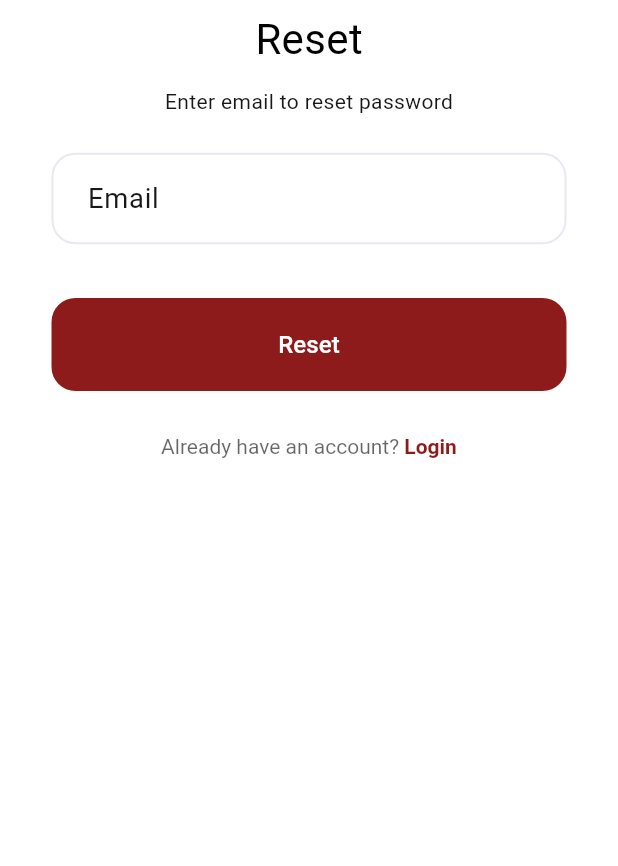
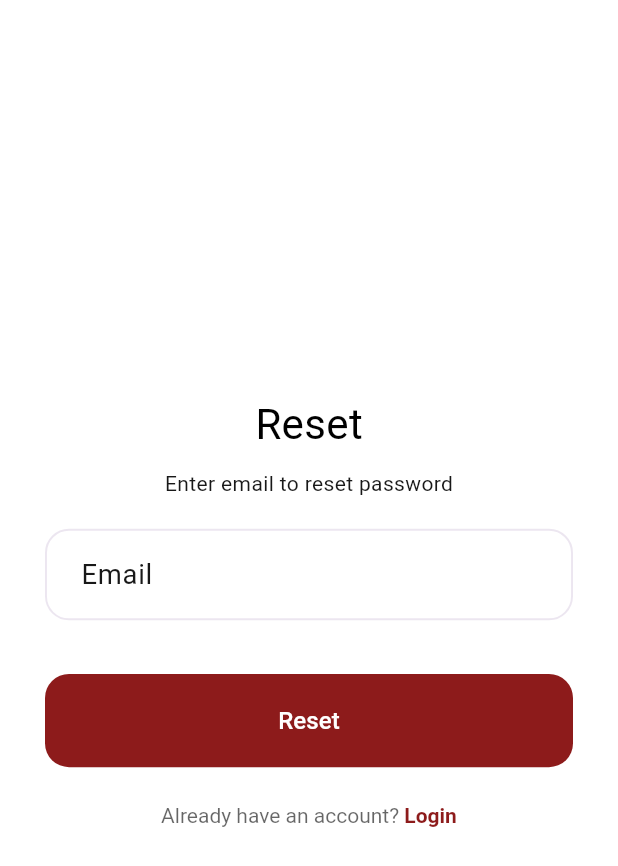
Before and after one commit to legitTomFoolery/hermessurvey, a Flutter app: the screen it shows after launch, after a tap on "forgot password?", on a phone screen of 412 x 824 dp. Shown: the top 866 px of the screen. Run offline on Flutter 3.47's test engine with Material 3 defaults, Android fonts, the phone set to English and light mode, and no system bars; our stand-ins replace adaptive_theme, awesome_dialog, cloud_firestore, connectivity_plus, firebase_auth, firebase_core and 11 more; missing offline and left inert: dart_jsonwebtoken, excel, file_saver; accounts and stored records are empty; generated files the repository leaves out were written again.

Commit message:
better wide login page

```diff
--- a/lib/app/config/app_constants.dart
+++ b/lib/app/config/app_constants.dart
@@ -33,7 +33,7 @@ class AppConstants {
   static const double designHeight = 690.0;
 
   // Layout Constraints
-  static const double maxContentWidth = 1000.0;
+  static const double maxContentWidth = 480.0;
 
   // Asset Paths
   static const String googleLogoSvg = 'assets/svgs/google_logo.svg';
--- a/lib/features/admin/presentation/widgets/layout/admin_layout.dart
+++ b/lib/features/admin/presentation/widgets/layout/admin_layout.dart
@@ -5,7 +5,7 @@ import 'package:flutter_bloc/flutter_bloc.dart';
 import 'package:gsecsurvey/shared/presentation/widgets/common_widgets.dart';
 import 'package:gsecsurvey/features/auth/logic/auth_cubit.dart';
 import 'package:gsecsurvey/app/config/routes.dart';
-import 'package:gsecsurvey/app/config/app_constants.dart';
+import 'package:gsecsurvey/shared/presentation/widgets/responsive_wrapper.dart';
 
 /// A common layout for admin screens with consistent styling and behavior
 class AdminLayout extends StatelessWidget {
@@ -47,12 +47,8 @@ class AdminLayout extends StatelessWidget {
             ),
           ],
         ),
-        body: Center(
-          child: ConstrainedBox(
-            constraints:
-                const BoxConstraints(maxWidth: AppConstants.maxContentWidth),
-            child: body,
-          ),
+        body: ResponsiveWrapper(
+          child: body,
         ),
         floatingActionButton: floatingActionButton,
         bottomNavigationBar: bottomNavigationBar,
--- a/lib/features/auth/presentation/screens/forgot_password_screen.dart
+++ b/lib/features/auth/presentation/screens/forgot_password_screen.dart
@@ -1,7 +1,6 @@
 import 'package:awesome_dialog/awesome_dialog.dart';
 import 'package:flutter/material.dart';
 import 'package:flutter_bloc/flutter_bloc.dart';
-import 'package:flutter_screenutil/flutter_screenutil.dart';
 import 'package:gap/gap.dart';
 import 'package:adaptive_theme/adaptive_theme.dart';
 
@@ -9,6 +8,7 @@ import 'package:gsecsurvey/features/auth/presentation/widgets/already_have_accou
 import 'package:gsecsurvey/features/auth/presentation/widgets/password_reset.dart';
 import 'package:gsecsurvey/features/auth/logic/auth_cubit.dart';
 import 'package:gsecsurvey/app/config/routes.dart';
+import 'package:gsecsurvey/shared/presentation/widgets/responsive_wrapper.dart';
 
 class ForgetScreen extends StatefulWidget {
   const ForgetScreen({super.key});
@@ -24,10 +24,11 @@ class _ForgetScreenState extends State<ForgetScreen> {
 
     return Scaffold(
       backgroundColor: theme.colorScheme.secondary,
-      body: SafeArea(
+      body: ResponsiveWrapper(
+        child: SafeArea(
           child: Padding(
-          padding:
-              EdgeInsets.only(left: 30.w, right: 30.w, bottom: 15.h, top: 5.h),
+            padding: const EdgeInsets.only(
+                left: 30.0, right: 30.0, bottom: 15.0, top: 5.0),
             child: SingleChildScrollView(
               child: Column(
                 crossAxisAlignment: CrossAxisAlignment.center,
@@ -39,7 +40,7 @@ class _ForgetScreenState extends State<ForgetScreen> {
                       color: theme.colorScheme.onSecondary,
                     ),
                   ),
-                Gap(10.h),
+                  const Gap(10.0),
                   Text(
                     "Enter email to reset password",
                     style: TextStyle(
@@ -47,7 +48,7 @@ class _ForgetScreenState extends State<ForgetScreen> {
                       color: theme.colorScheme.shadow,
                     ),
                   ),
-                Gap(20.h),
+                  const Gap(20.0),
                   BlocConsumer<AuthCubit, AuthState>(
                     listenWhen: (previous, current) => previous != current,
                     listener: (context, state) async {
@@ -89,13 +90,14 @@ class _ForgetScreenState extends State<ForgetScreen> {
                       return Column(
                         children: [
                           const PasswordReset(),
-                        Gap(24.h),
+                          const Gap(24.0),
                           const AlreadyHaveAccountText(),
                         ],
                       );
                     },
                   ),
                 ],
+              ),
             ),
           ),
         ),
--- a/lib/features/auth/presentation/screens/login_screen.dart
+++ b/lib/features/auth/presentation/screens/login_screen.dart
@@ -5,6 +5,7 @@ import 'package:flutter_offline/flutter_offline.dart';
 import 'package:gsecsurvey/shared/presentation/widgets/common_widgets.dart';
 import 'package:gsecsurvey/shared/presentation/widgets/no_internet.dart';
 import 'package:gsecsurvey/features/auth/presentation/widgets/login_page_content.dart';
+import 'package:gsecsurvey/shared/presentation/widgets/responsive_wrapper.dart';
 
 /// Login screen with offline connectivity handling
 class LoginScreen extends StatelessWidget {
@@ -17,20 +18,24 @@ class LoginScreen extends StatelessWidget {
     return Scaffold(
       backgroundColor: theme.colorScheme.secondary,
       resizeToAvoidBottomInset: false,
-      body: OfflineBuilder(
+      body: ResponsiveWrapper(
+        child: OfflineBuilder(
           connectivityBuilder: (
             BuildContext context,
             ConnectivityResult connectivity,
             Widget child,
           ) {
             final bool connected = connectivity != ConnectivityResult.none;
-          return connected ? const LoginPageContent() : const BuildNoInternet();
+            return connected
+                ? const LoginPageContent()
+                : const BuildNoInternet();
           },
           child: CommonWidgets.buildLoadingIndicator(
             context: context,
             message: 'Checking connection...',
           ),
         ),
+      ),
     );
   }
 }
--- a/lib/features/auth/presentation/screens/signup_screen.dart
+++ b/lib/features/auth/presentation/screens/signup_screen.dart
@@ -1,6 +1,5 @@
 import 'package:flutter/material.dart';
 import 'package:flutter_bloc/flutter_bloc.dart';
-import 'package:flutter_screenutil/flutter_screenutil.dart';
 import 'package:gap/gap.dart';
 import 'package:adaptive_theme/adaptive_theme.dart';
 import 'package:awesome_dialog/awesome_dialog.dart';
@@ -10,6 +9,7 @@ import 'package:gsecsurvey/features/auth/presentation/widgets/login_and_signup_a
 import 'package:gsecsurvey/shared/utils/helpers/rive_animation_helper.dart';
 import 'package:gsecsurvey/features/auth/logic/auth_cubit.dart';
 import 'package:gsecsurvey/app/config/routes.dart';
+import 'package:gsecsurvey/shared/presentation/widgets/responsive_wrapper.dart';
 
 class SignUpScreen extends StatefulWidget {
   const SignUpScreen({super.key});
@@ -46,10 +46,11 @@ class _SignUpScreenState extends State<SignUpScreen> {
     return Scaffold(
       backgroundColor: theme.colorScheme.secondary,
       resizeToAvoidBottomInset: false,
-      body: SafeArea(
+      body: ResponsiveWrapper(
+        child: SafeArea(
           child: Padding(
-          padding:
-              EdgeInsets.only(left: 30.w, right: 30.w, bottom: 15.h, top: 5.h),
+            padding: const EdgeInsets.only(
+                left: 30.0, right: 30.0, bottom: 15.0, top: 5.0),
             child: SingleChildScrollView(
               physics: const ClampingScrollPhysics(),
               child: Column(
@@ -113,13 +114,14 @@ class _SignUpScreenState extends State<SignUpScreen> {
                       return Column(
                         children: [
                           EmailAndPassword(isSignUpPage: true),
-                        Gap(15.h),
+                          const Gap(15.0),
                           const AlreadyHaveAccountText(),
                         ],
                       );
                     },
                   ),
                 ],
+              ),
             ),
           ),
         ),
--- a/lib/features/auth/presentation/widgets/login_and_signup_animated_form.dart
+++ b/lib/features/auth/presentation/widgets/login_and_signup_animated_form.dart
@@ -2,7 +2,6 @@ import 'package:adaptive_theme/adaptive_theme.dart';
 import 'package:firebase_auth/firebase_auth.dart';
 import 'package:flutter/material.dart';
 import 'package:flutter_bloc/flutter_bloc.dart';
-import 'package:flutter_screenutil/flutter_screenutil.dart';
 import 'package:gap/gap.dart';
 import 'package:google_sign_in/google_sign_in.dart';
 import 'package:rive/rive.dart';
@@ -71,15 +70,8 @@ class _EmailAndPasswordState extends State<EmailAndPassword> {
               if (riveHelper.riveArtboard != null)
                 Center(
                   child: SizedBox(
-                    width: MediaQuery.of(context).size.width > 600
-                        ? MediaQuery.of(context).size.width *
-                            0.8 // 80% of screen width for wider screens
-                        : MediaQuery.of(context)
-                            .size
-                            .width, // 100% for small screens
-                    height: MediaQuery.of(context).size.width > 600
-                        ? 300.h // Larger height for wider screens
-                        : 200.h, // Smaller height for small screens
+                    width: MediaQuery.of(context).size.width,
+                    height: 200.0, // Fixed height regardless of screen size
                     child: Rive(
                       artboard: riveHelper.riveArtboard!,
                       fit: BoxFit.contain,
@@ -89,12 +81,12 @@ class _EmailAndPasswordState extends State<EmailAndPassword> {
               nameField(),
               emailField(),
               passwordField(),
-              if (widget.isSignUpPage ?? false) Gap(16.h),
+              if (widget.isSignUpPage ?? false) const Gap(16.0),
               passwordConfirmationField(),
               forgetPasswordTextButton(),
               if (widget.isSignUpPage ?? false)
                 PasswordValidations(hasMinLength: hasMinLength),
-              if (widget.isSignUpPage ?? false) Gap(10.h),
+              if (widget.isSignUpPage ?? false) const Gap(10.0),
               loginOrSignUpOrPasswordButton(context),
             ],
           ),
@@ -176,7 +168,7 @@ class _EmailAndPasswordState extends State<EmailAndPassword> {
             },
             controller: emailController,
           ),
-          Gap(18.h),
+          const Gap(18.0),
         ],
       );
     }
@@ -276,7 +268,7 @@ class _EmailAndPasswordState extends State<EmailAndPassword> {
             },
             controller: nameController,
           ),
-          Gap(18.h),
+          const Gap(18.0),
         ],
       );
     }
--- a/lib/features/auth/presentation/widgets/login_page_content.dart
+++ b/lib/features/auth/presentation/widgets/login_page_content.dart
@@ -1,7 +1,6 @@
 import 'package:adaptive_theme/adaptive_theme.dart';
 import 'package:flutter/material.dart';
 import 'package:flutter_bloc/flutter_bloc.dart';
-import 'package:flutter_screenutil/flutter_screenutil.dart';
 import 'package:gap/gap.dart';
 import 'package:awesome_dialog/awesome_dialog.dart';
 import 'package:url_launcher/url_launcher.dart';
@@ -30,8 +29,8 @@ class _LoginPageContentState extends State<LoginPageContent> {
   Widget build(BuildContext context) {
     return SafeArea(
       child: Padding(
-        padding:
-            EdgeInsets.only(left: 30.w, right: 30.w, bottom: 15.h, top: 5.h),
+        padding: const EdgeInsets.only(
+            left: 30.0, right: 30.0, bottom: 15.0, top: 5.0),
         child: SingleChildScrollView(
           physics: const ClampingScrollPhysics(),
           child: BlocConsumer<AuthCubit, AuthState>(
@@ -42,10 +41,10 @@ class _LoginPageContentState extends State<LoginPageContent> {
               return Column(
                 mainAxisAlignment: MainAxisAlignment.center,
                 children: [
-                  Gap(10.h),
+                  const Gap(10.0),
                   const LoginHeader(),
                   const LoginForm(),
-                  Gap(15.h),
+                  const Gap(15.0),
                   const LoginFooter(),
                 ],
               );
@@ -202,7 +201,7 @@ class LoginFooter extends StatelessWidget {
     return Column(
       children: [
         const DoNotHaveAccountText(),
-        Gap(20.h),
+        const Gap(20.0),
         const DeleteAccountButton(),
       ],
     );
--- a/lib/features/home/presentation/screens/home_screen.dart
+++ b/lib/features/home/presentation/screens/home_screen.dart
@@ -16,6 +16,7 @@ import 'package:gsecsurvey/app/config/routes.dart';
 import 'package:gsecsurvey/shared/presentation/widgets/account_not_exists_popup.dart';
 import 'package:gsecsurvey/features/home/presentation/widgets/question_card.dart';
 import 'package:gsecsurvey/shared/data/services/user_service.dart';
+import 'package:gsecsurvey/shared/presentation/widgets/responsive_wrapper.dart';
 
 class Home extends StatefulWidget {
   const Home({super.key});
@@ -188,10 +189,7 @@ class _HomeState extends State<Home> {
               ),
             ],
           ),
-          body: Center(
-            child: ConstrainedBox(
-              constraints:
-                  const BoxConstraints(maxWidth: AppConstants.maxContentWidth),
+          body: ResponsiveWrapper(
             child: Consumer<QuestionStore>(
               builder: (context, questionStore, child) {
                 // Always show the questions list - no loading spinner
@@ -229,7 +227,6 @@ class _HomeState extends State<Home> {
                   ],
                 );
               },
-              ),
             ),
           ),
         ),
--- a/lib/main.dart
+++ b/lib/main.dart
@@ -9,7 +9,6 @@ import 'package:adaptive_theme/adaptive_theme.dart';
 import 'features/home/data/services/question_store.dart';
 import 'shared/data/services/response_provider.dart';
 import 'shared/data/services/user_service.dart';
-import 'features/auth/logic/auth_cubit.dart';
 import 'firebase_options.dart';
 import 'app/config/app_router.dart';
 import 'app/config/routes.dart';
--- /dev/null
+++ b/lib/shared/presentation/widgets/responsive_wrapper.dart
@@ -0,0 +1,25 @@
+import 'package:flutter/material.dart';
+import 'package:gsecsurvey/app/config/app_constants.dart';
+
+/// A wrapper widget that constrains content to a phone-like width
+/// and centers it horizontally for better display on larger screens
+class ResponsiveWrapper extends StatelessWidget {
+  final Widget child;
+
+  const ResponsiveWrapper({
+    super.key,
+    required this.child,
+  });
+
+  @override
+  Widget build(BuildContext context) {
+    return Center(
+      child: ConstrainedBox(
+        constraints: const BoxConstraints(
+          maxWidth: AppConstants.maxContentWidth,
+        ),
+        child: child,
+      ),
+    );
+  }
+}
```
Lines whose indentation alone changed are shown as unchanged.
